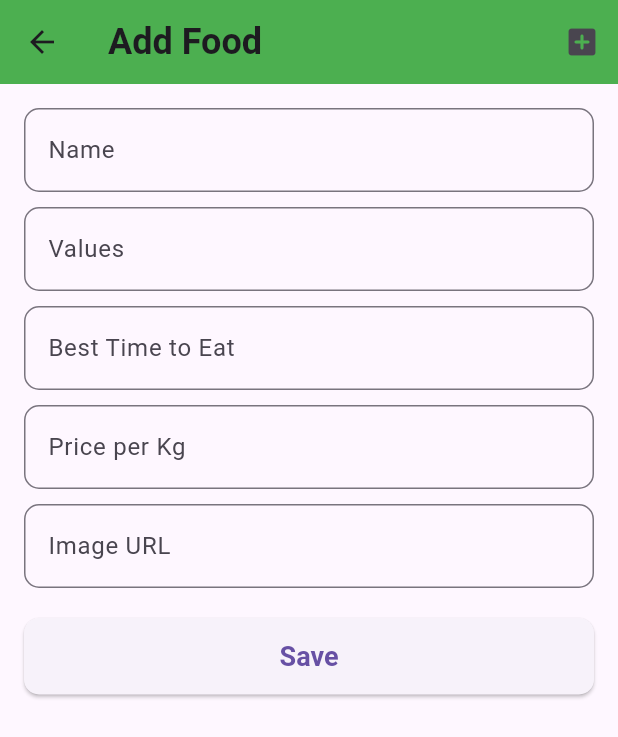
After one commit to ssekyanzielvis/group_ten, a Flutter app: the MainScreen screen opened by its route, item 2 of the bottom bar chosen, after a tap on the "add" icon, on a phone screen of 412 x 824 dp. The commit adds this screen. Shown: the top 737 px of the screen. Run offline on Flutter 3.47's test engine with Material 3 defaults, Android fonts, the phone set to English and light mode, and no system bars; our stand-ins replace cached_network_image, cloud_firestore, firebase_auth, firebase_core, firebase_database, firebase_messaging and 6 more; missing offline and left inert: firebase_auth_platform_interface, stripe_payment; accounts and stored records are empty; project files that could hold a hidden picture were left out.

Commit message:
blog page has been implemented

```diff
--- a/lib/main.dart
+++ b/lib/main.dart
@@ -27,9 +27,12 @@ Future main() async {
   };
   FirebaseMessaging.onBackgroundMessage(_firebaseMessagingBackgroundHandler);
 }
+
 Future<void> _firebaseMessagingBackgroundHandler(RemoteMessage message) async {
   await Firebase.initializeApp();
-  print("Handling a background message: ${message.messageId}");
+  if (kDebugMode) {
+    print("Handling a background message: ${message.messageId}");
+  }
 }
 
 //void main() {
--- /dev/null
+++ b/lib/src/pages/food_provider.dart
@@ -0,0 +1,438 @@
+// ignore_for_file: library_private_types_in_public_api
+
+import 'package:cloud_firestore/cloud_firestore.dart';
+import 'package:flutter/material.dart';
+import 'package:cached_network_image/cached_network_image.dart';
+
+class BlogScreen extends StatelessWidget {
+  const BlogScreen({super.key});
+
+  Future<List<Food>> fetchFoods() async {
+    QuerySnapshot snapshot =
+        await FirebaseFirestore.instance.collection('foods').get();
+    return snapshot.docs.map((doc) => Food.fromFirestore(doc)).toList();
+  }
+
+  @override
+  Widget build(BuildContext context) {
+    return Scaffold(
+      appBar: AppBar(
+        title: const Text(
+          'Food Blog',
+          style: TextStyle(
+            fontSize: 24,
+            fontWeight: FontWeight.bold,
+          ),
+        ),
+        backgroundColor: Colors.green,
+      ),
+      body: FutureBuilder<List<Food>>(
+        future: fetchFoods(),
+        builder: (ctx, snapshot) {
+          if (snapshot.connectionState == ConnectionState.waiting) {
+            return const Center(child: CircularProgressIndicator());
+          } else if (snapshot.error != null) {
+            return const Center(child: Text('An error occurred!'));
+          } else {
+            final foods = snapshot.data ?? [];
+            return ListView.builder(
+              itemCount: foods.length,
+              itemBuilder: (ctx, index) {
+                final food = foods[index];
+                return Card(
+                  margin: const EdgeInsets.all(10),
+                  shape: RoundedRectangleBorder(
+                    borderRadius: BorderRadius.circular(15),
+                  ),
+                  elevation: 5,
+                  child: ListTile(
+                    contentPadding: const EdgeInsets.all(10),
+                    leading: ClipRRect(
+                      borderRadius: BorderRadius.circular(10),
+                      child: CachedNetworkImage(
+                        imageUrl: food.imageUrl,
+                        placeholder: (ctx, url) =>
+                            const CircularProgressIndicator(),
+                        errorWidget: (ctx, url, error) =>
+                            const Icon(Icons.error),
+                        height: 50,
+                        width: 50,
+                        fit: BoxFit.cover,
+                      ),
+                    ),
+                    title: Text(
+                      food.name,
+                      style: const TextStyle(
+                        fontSize: 18,
+                        fontWeight: FontWeight.bold,
+                      ),
+                    ),
+                    subtitle: Column(
+                      crossAxisAlignment: CrossAxisAlignment.start,
+                      children: [
+                        Text(
+                          'Best time to eat: ${food.bestTimeToEat}',
+                          style: const TextStyle(
+                            fontSize: 14,
+                            fontStyle: FontStyle.italic,
+                          ),
+                        ),
+                        Text(
+                          'Values: ${food.values}',
+                          style: const TextStyle(
+                            fontSize: 14,
+                            fontStyle: FontStyle.italic,
+                          ),
+                        ),
+                      ],
+                    ),
+                    trailing: Text(
+                      'UGX${food.pricePerKg}/kg',
+                      style: const TextStyle(
+                        fontSize: 16,
+                        color: Colors.green,
+                      ),
+                    ),
+                    onTap: () {
+                      Navigator.of(context).push(MaterialPageRoute(
+                        builder: (ctx) => FoodDetailScreen(foodId: food.id),
+                      ));
+                    },
+                  ),
+                );
+              },
+            );
+          }
+        },
+      ),
+      floatingActionButton: FloatingActionButton(
+        backgroundColor: Colors.green,
+        child: const Icon(Icons.add),
+        onPressed: () {
+          Navigator.of(context).push(
+            MaterialPageRoute(builder: (ctx) => const AddFoodScreen()),
+          );
+        },
+      ),
+    );
+  }
+}
+
+class AddFoodScreen extends StatefulWidget {
+  const AddFoodScreen({super.key});
+
+  @override
+  _AddFoodScreenState createState() => _AddFoodScreenState();
+}
+
+class _AddFoodScreenState extends State<AddFoodScreen> {
+  final _formKey = GlobalKey<FormState>();
+  String _name = '';
+  String _values = '';
+  String _bestTimeToEat = '';
+  double _pricePerKg = 0.0;
+  String _imageUrl = '';
+
+  final FirebaseFirestore _db = FirebaseFirestore.instance;
+
+  void _saveForm() async {
+    if (_formKey.currentState!.validate()) {
+      _formKey.currentState!.save();
+      final newFood = Food(
+        id: DateTime.now().toString(),
+        name: _name,
+        values: _values,
+        bestTimeToEat: _bestTimeToEat,
+        pricePerKg: _pricePerKg,
+        imageUrl: _imageUrl,
+      );
+      await _db.collection('foods').add({
+        'name': newFood.name,
+        'values': newFood.values,
+        'bestTimeToEat': newFood.bestTimeToEat,
+        'pricePerKg': newFood.pricePerKg,
+        'imageUrl': newFood.imageUrl,
+      });
+      // ignore: use_build_context_synchronously
+      Navigator.of(context).pop();
+    }
+  }
+
+  @override
+  Widget build(BuildContext context) {
+    return Scaffold(
+      appBar: AppBar(
+        title: const Text(
+          'Add Food',
+          style: TextStyle(
+            fontSize: 24,
+            fontWeight: FontWeight.bold,
+          ),
+        ),
+        backgroundColor: Colors.green,
+        actions: [
+          IconButton(
+            icon: const Icon(Icons.add_box_rounded),
+            onPressed: _saveForm,
+          ),
+        ],
+      ),
+      body: Padding(
+        padding: const EdgeInsets.all(16.0),
+        child: Form(
+          key: _formKey,
+          child: ListView(
+            children: [
+              TextFormField(
+                decoration: InputDecoration(
+                  labelText: 'Name',
+                  border: OutlineInputBorder(
+                    borderRadius: BorderRadius.circular(10.0),
+                  ),
+                ),
+                textInputAction: TextInputAction.next,
+                onSaved: (value) {
+                  _name = value!;
+                },
+              ),
+              const SizedBox(height: 10),
+              TextFormField(
+                decoration: InputDecoration(
+                  labelText: 'Values',
+                  border: OutlineInputBorder(
+                    borderRadius: BorderRadius.circular(10.0),
+                  ),
+                ),
+                textInputAction: TextInputAction.next,
+                onSaved: (value) {
+                  _values = value!;
+                },
+              ),
+              const SizedBox(height: 10),
+              TextFormField(
+                decoration: InputDecoration(
+                  labelText: 'Best Time to Eat',
+                  border: OutlineInputBorder(
+                    borderRadius: BorderRadius.circular(10.0),
+                  ),
+                ),
+                textInputAction: TextInputAction.next,
+                onSaved: (value) {
+                  _bestTimeToEat = value!;
+                },
+              ),
+              const SizedBox(height: 10),
+              TextFormField(
+                decoration: InputDecoration(
+                  labelText: 'Price per Kg',
+                  border: OutlineInputBorder(
+                    borderRadius: BorderRadius.circular(10.0),
+                  ),
+                ),
+                keyboardType: TextInputType.number,
+                onSaved: (value) {
+                  _pricePerKg = double.parse(value!);
+                },
+              ),
+              const SizedBox(height: 10),
+              TextFormField(
+                decoration: InputDecoration(
+                  labelText: 'Image URL',
+                  border: OutlineInputBorder(
+                    borderRadius: BorderRadius.circular(10.0),
+                  ),
+                ),
+                keyboardType: TextInputType.url,
+                onSaved: (value) {
+                  _imageUrl = value!;
+                },
+              ),
+              const SizedBox(height: 20),
+              ElevatedButton(
+                onPressed: _saveForm,
+                style: ElevatedButton.styleFrom(
+                  iconColor: Colors.green,
+                  padding: const EdgeInsets.symmetric(
+                    horizontal: 30,
+                    vertical: 15,
+                  ),
+                  textStyle: const TextStyle(
+                    fontSize: 18,
+                    fontWeight: FontWeight.bold,
+                  ),
+                  shape: RoundedRectangleBorder(
+                    borderRadius: BorderRadius.circular(10),
+                  ),
+                ),
+                child: const Text('Save'),
+              ),
+            ],
+          ),
+        ),
+      ),
+    );
+  }
+}
+
+class FoodDetailScreen extends StatelessWidget {
+  final String foodId;
+
+  const FoodDetailScreen({super.key, required this.foodId});
+
+  @override
+  Widget build(BuildContext context) {
+    final FirebaseFirestore db = FirebaseFirestore.instance;
+    final opinionController = TextEditingController();
+
+    void addOpinion(String foodId) async {
+      if (opinionController.text.isNotEmpty) {
+        await db.collection('foods').doc(foodId).collection('opinions').add({
+          'opinion': opinionController.text,
+        });
+        opinionController.clear();
+        // ignore: use_build_context_synchronously
+        ScaffoldMessenger.of(context).showSnackBar(
+          const SnackBar(content: Text('Opinion added!')),
+        );
+      }
+    }
+
+    return FutureBuilder<DocumentSnapshot>(
+      future: db.collection('foods').doc(foodId).get(),
+      builder: (ctx, snapshot) {
+        if (snapshot.connectionState == ConnectionState.waiting) {
+          return const Center(child: CircularProgressIndicator());
+        } else if (snapshot.error != null) {
+          return const Center(child: Text('An error occurred!'));
+        } else if (!snapshot.hasData || !snapshot.data!.exists) {
+          return const Center(child: Text('Food not found!'));
+        } else {
+          final food = Food.fromFirestore(snapshot.data!);
+
+          return Scaffold(
+            appBar: AppBar(
+              title: Text(
+                food.name,
+                style: const TextStyle(
+                  fontSize: 24,
+                  fontWeight: FontWeight.bold,
+                ),
+              ),
+              backgroundColor: Colors.green,
+            ),
+            body: SingleChildScrollView(
+              child: Column(
+                crossAxisAlignment: CrossAxisAlignment.start,
+                children: [
+                  CachedNetworkImage(
+                    imageUrl: food.imageUrl,
+                    placeholder: (ctx, url) => const Center(
+                      child: CircularProgressIndicator(),
+                    ),
+                    errorWidget: (ctx, url, error) => const Icon(Icons.error),
+                    width: double.infinity,
+                    height: 250,
+                    fit: BoxFit.cover,
+                  ),
+                  Padding(
+                    padding: const EdgeInsets.all(16.0),
+                    child: Column(
+                      crossAxisAlignment: CrossAxisAlignment.start,
+                      children: [
+                        Text(
+                          'Values: ${food.values}',
+                          style: const TextStyle(
+                            fontSize: 18,
+                            color: Colors.black54,
+                          ),
+                        ),
+                        const SizedBox(height: 10),
+                        Text(
+                          'Best time to eat: ${food.bestTimeToEat}',
+                          style: const TextStyle(
+                            fontSize: 18,
+                            color: Colors.black54,
+                          ),
+                        ),
+                        const SizedBox(height: 10),
+                        Text(
+                          'Price per Kg: UGX${food.pricePerKg.toStringAsFixed(2)}',
+                          style: const TextStyle(
+                            fontSize: 18,
+                            color: Colors.black54,
+                          ),
+                        ),
+                        const SizedBox(height: 20),
+                        TextFormField(
+                          controller: opinionController,
+                          decoration: InputDecoration(
+                            labelText: 'Add your opinion',
+                            border: OutlineInputBorder(
+                              borderRadius: BorderRadius.circular(10.0),
+                            ),
+                            filled: true,
+                            fillColor: Colors.grey[200],
+                          ),
+                          maxLines: 3,
+                        ),
+                        const SizedBox(height: 10),
+                        ElevatedButton(
+                          onPressed: () => addOpinion(food.id),
+                          style: ElevatedButton.styleFrom(
+                            iconColor: Colors.green,
+                            padding: const EdgeInsets.symmetric(
+                              horizontal: 30,
+                              vertical: 15,
+                            ),
+                            textStyle: const TextStyle(
+                              fontSize: 18,
+                              fontWeight: FontWeight.bold,
+                            ),
+                            shape: RoundedRectangleBorder(
+                              borderRadius: BorderRadius.circular(10),
+                            ),
+                          ),
+                          child: const Text('Submit Opinion'),
+                        ),
+                      ],
+                    ),
+                  ),
+                ],
+              ),
+            ),
+          );
+        }
+      },
+    );
+  }
+}
+
+class Food {
+  final String id;
+  final String name;
+  final String values;
+  final String bestTimeToEat;
+  final double pricePerKg;
+  final String imageUrl;
+
+  Food({
+    required this.id,
+    required this.name,
+    required this.values,
+    required this.bestTimeToEat,
+    required this.pricePerKg,
+    required this.imageUrl,
+  });
+
+  factory Food.fromFirestore(DocumentSnapshot doc) {
+    Map data = doc.data() as Map;
+    return Food(
+      id: doc.id,
+      name: data['name'] ?? '',
+      values: data['values'] ?? '',
+      bestTimeToEat: data['bestTimeToEat'] ?? '',
+      pricePerKg: (data['pricePerKg'] ?? 0).toDouble(),
+      imageUrl: data['imageUrl'] ?? '',
+    );
+  }
+}
--- a/lib/src/pages/ordertracker_page.dart
+++ b/lib/src/pages/ordertracker_page.dart
@@ -28,6 +28,8 @@ class OrderTrackPage extends StatelessWidget {
   ];
 
   final int currentStage = 2;
+
+  OrderTrackPage({super.key});
 
   //const OrderTrackPage({super.key}); // Example: Order is currently "Out for Delivery"
 
--- a/lib/src/screens/main_screen.dart
+++ b/lib/src/screens/main_screen.dart
@@ -1,9 +1,10 @@
 import 'package:cloud_firestore/cloud_firestore.dart';
+import 'package:flutter/foundation.dart';
 import 'package:flutter/material.dart';
+import 'package:food_dash/src/pages/food_provider.dart';
 import 'package:food_dash/src/pages/welcome_page_ui.dart';
 import 'package:firebase_messaging/firebase_messaging.dart';
 import 'package:flutter_local_notifications/flutter_local_notifications.dart';
-import '../pages/order_page.dart';
 import '../pages/favourite_page.dart';
 import '../pages/profile_page.dart';
 import '../widgets/auth_service.dart';
@@ -26,7 +27,10 @@ class _MainScreenState extends State<MainScreen> {
   late Widget currentPage;
 
   late WelcomePage homePage;
-  late OrderPage orderPage;
+  // ignore: non_constant_identifier_names
+  late BlogScreen
+      // ignore: non_constant_identifier_names
+      FoodDetailScreen; // Change variable name from orderPage to blogPage
   late FavoritesPage favouritePage;
   late ProfilePage profilePage;
 
@@ -36,19 +40,26 @@ class _MainScreenState extends State<MainScreen> {
 
     // Initialize pages
     homePage = const WelcomePage();
-    orderPage = const OrderPage();
+    FoodDetailScreen = const BlogScreen(); // Initialize BlogScreen
     favouritePage = const FavoritesPage();
     profilePage = const ProfilePage();
-    pages = [homePage, orderPage, favouritePage, profilePage];
+    pages = [homePage, FoodDetailScreen, favouritePage, profilePage];
     currentPage = pages[0];
 
     // Initialize Firebase Messaging
     _firebaseMessaging.requestPermission();
     FirebaseMessaging.onMessage.listen((RemoteMessage message) {
-      print('Received a message while in the foreground!');
-      print('Message data: ${message.data}');
+      if (kDebugMode) {
+        print('Received a message while in the foreground!');
+      }
+      if (kDebugMode) {
+        print('Message data: ${message.data}');
+      }
       if (message.notification != null) {
-        print('Message also contained a notification: ${message.notification}');
+        if (kDebugMode) {
+          print(
+              'Message also contained a notification: ${message.notification}');
+        }
         _showNotification(
             message.notification!.title!, message.notification!.body!);
       }
@@ -61,7 +72,7 @@ class _MainScreenState extends State<MainScreen> {
     const AndroidInitializationSettings initializationSettingsAndroid =
         AndroidInitializationSettings('@mipmap/ic_launcher');
 
-    final InitializationSettings initializationSettings =
+    const InitializationSettings initializationSettings =
         InitializationSettings(
       android: initializationSettingsAndroid,
     );
@@ -127,12 +138,12 @@ class _MainScreenState extends State<MainScreen> {
             label: 'Home',
           ),
           BottomNavigationBarItem(
-            icon: Icon(Icons.shopping_cart),
-            label: 'Cart',
+            icon: Icon(Icons.book),
+            label: 'Blog',
           ),
           BottomNavigationBarItem(
-            icon: Icon(Icons.favorite),
-            label: 'Favorites',
+            icon: Icon(Icons.help),
+            label: 'Help',
           ),
           BottomNavigationBarItem(
             icon: Icon(Icons.person),
--- a/pubspec.yaml
+++ b/pubspec.yaml
@@ -49,6 +49,7 @@ dependencies:
   flutter_svg: ^2.0.10+1
   firebase_messaging: ^15.0.3
   flutter_local_notifications: ^17.2.1+2
+  cached_network_image: ^3.0.0
 
 dev_dependencies:
   flutter_launcher_icons: ^0.13.1
```
Also changed, not shown: lib/src/widgets/restaurant_dash_board.dart (+17 -0 lines), pubspec.lock, 5 other files.
